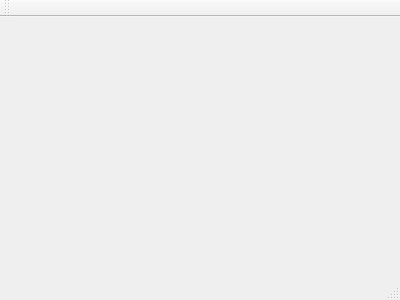
Qt form mainwindow.ui (Tomekske/ESP8266_Tool) before a commit.
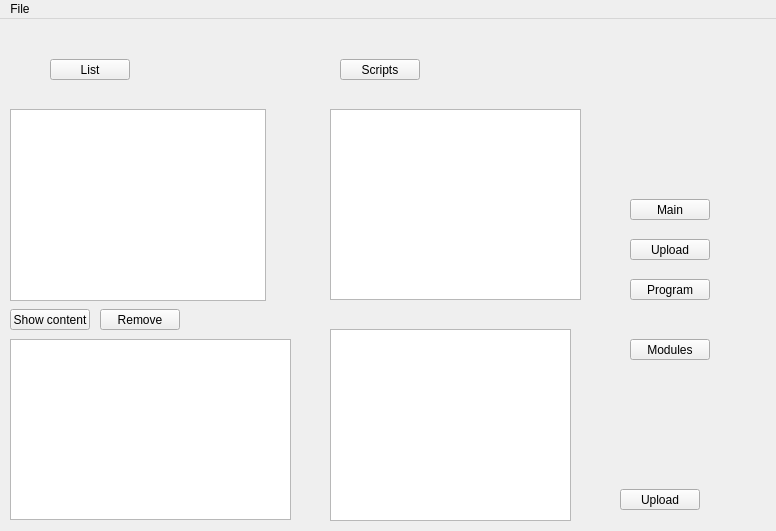
The same form after that commit.

Patch:
```diff
--- a/mainwindow.ui
+++ b/mainwindow.ui
@@ -1,24 +1,206 @@
 <ui version="4.0">
  <class>MainWindow</class>
- <widget class="QMainWindow" name="MainWindow" >
-  <property name="geometry" >
+ <widget class="QMainWindow" name="MainWindow">
+  <property name="geometry">
    <rect>
     <x>0</x>
     <y>0</y>
-    <width>400</width>
-    <height>300</height>
+    <width>776</width>
+    <height>531</height>
    </rect>
   </property>
   <property name="windowTitle" >
    <string>MainWindow</string>
   </property>
-  <widget class="QMenuBar" name="menuBar" />
-  <widget class="QToolBar" name="mainToolBar" />
-  <widget class="QWidget" name="centralWidget" />
-  <widget class="QStatusBar" name="statusBar" />
+  <widget class="QWidget" name="centralWidget">
+   <widget class="QPushButton" name="btnFiles">
+    <property name="geometry">
+     <rect>
+      <x>50</x>
+      <y>40</y>
+      <width>80</width>
+      <height>21</height>
+     </rect>
+    </property>
+    <property name="text">
+     <string>List</string>
+    </property>
+   </widget>
+   <widget class="QPushButton" name="btnProgram">
+    <property name="geometry">
+     <rect>
+      <x>630</x>
+      <y>260</y>
+      <width>80</width>
+      <height>21</height>
+     </rect>
+    </property>
+    <property name="text">
+     <string>Program</string>
+    </property>
+   </widget>
+   <widget class="QListWidget" name="listFilesESP">
+    <property name="geometry">
+     <rect>
+      <x>10</x>
+      <y>90</y>
+      <width>256</width>
+      <height>192</height>
+     </rect>
+    </property>
+   </widget>
+   <widget class="QPushButton" name="btnContent">
+    <property name="geometry">
+     <rect>
+      <x>10</x>
+      <y>290</y>
+      <width>80</width>
+      <height>21</height>
+     </rect>
+    </property>
+    <property name="text">
+     <string>Show content</string>
+    </property>
+   </widget>
+   <widget class="QTextEdit" name="txtbox">
+    <property name="geometry">
+     <rect>
+      <x>10</x>
+      <y>320</y>
+      <width>281</width>
+      <height>181</height>
+     </rect>
+    </property>
+   </widget>
+   <widget class="QListWidget" name="listScripts">
+    <property name="geometry">
+     <rect>
+      <x>330</x>
+      <y>90</y>
+      <width>251</width>
+      <height>191</height>
+     </rect>
+    </property>
+   </widget>
+   <widget class="QPushButton" name="btnScripts">
+    <property name="geometry">
+     <rect>
+      <x>340</x>
+      <y>40</y>
+      <width>80</width>
+      <height>21</height>
+     </rect>
+    </property>
+    <property name="text">
+     <string>Scripts</string>
+    </property>
+   </widget>
+   <widget class="QPushButton" name="btnRemove">
+    <property name="geometry">
+     <rect>
+      <x>100</x>
+      <y>290</y>
+      <width>80</width>
+      <height>21</height>
+     </rect>
+    </property>
+    <property name="text">
+     <string>Remove</string>
+    </property>
+   </widget>
+   <widget class="QPushButton" name="btnUploadESP">
+    <property name="geometry">
+     <rect>
+      <x>630</x>
+      <y>220</y>
+      <width>80</width>
+      <height>21</height>
+     </rect>
+    </property>
+    <property name="text">
+     <string>Upload</string>
+    </property>
+   </widget>
+   <widget class="QPushButton" name="btnSetMain">
+    <property name="geometry">
+     <rect>
+      <x>630</x>
+      <y>180</y>
+      <width>80</width>
+      <height>21</height>
+     </rect>
+    </property>
+    <property name="text">
+     <string>Main</string>
+    </property>
+   </widget>
+   <widget class="QListWidget" name="listModule">
+    <property name="geometry">
+     <rect>
+      <x>330</x>
+      <y>310</y>
+      <width>241</width>
+      <height>192</height>
+     </rect>
+    </property>
+   </widget>
+   <widget class="QPushButton" name="btnUploadModule">
+    <property name="geometry">
+     <rect>
+      <x>620</x>
+      <y>470</y>
+      <width>80</width>
+      <height>21</height>
+     </rect>
+    </property>
+    <property name="text">
+     <string>Upload</string>
+    </property>
+   </widget>
+   <widget class="QPushButton" name="btnModules">
+    <property name="geometry">
+     <rect>
+      <x>630</x>
+      <y>320</y>
+      <width>80</width>
+      <height>21</height>
+     </rect>
+    </property>
+    <property name="text">
+     <string>Modules</string>
+    </property>
+   </widget>
+  </widget>
+  <widget class="QMenuBar" name="menuBar">
+   <property name="geometry">
+    <rect>
+     <x>0</x>
+     <y>0</y>
+     <width>776</width>
+     <height>20</height>
+    </rect>
+   </property>
+   <widget class="QMenu" name="menuFile">
+    <property name="title">
+     <string>File</string>
+    </property>
+    <addaction name="actionScript_folder"/>
+    <addaction name="actionLibrary_folder"/>
+   </widget>
+   <addaction name="menuFile"/>
+  </widget>
+  <action name="actionScript_folder">
+   <property name="text">
+    <string>Script folder</string>
+   </property>
+  </action>
+  <action name="actionLibrary_folder">
+   <property name="text">
+    <string>Module folder</string>
+   </property>
+  </action>
  </widget>
- <layoutDefault spacing="6" margin="11" />
- <pixmapfunction></pixmapfunction>
+ <layoutdefault spacing="6" margin="11"/>
  <resources/>
  <connections/>
 </ui>
```
Left out of the diff: 3 changed lines with no effect on the pictures.
